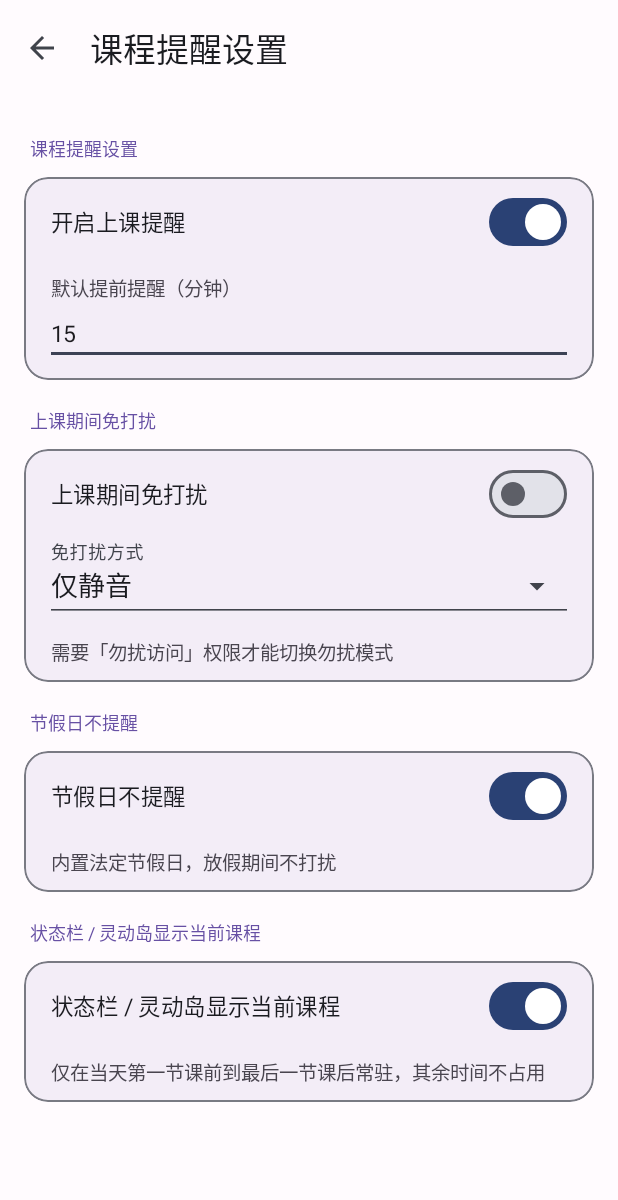
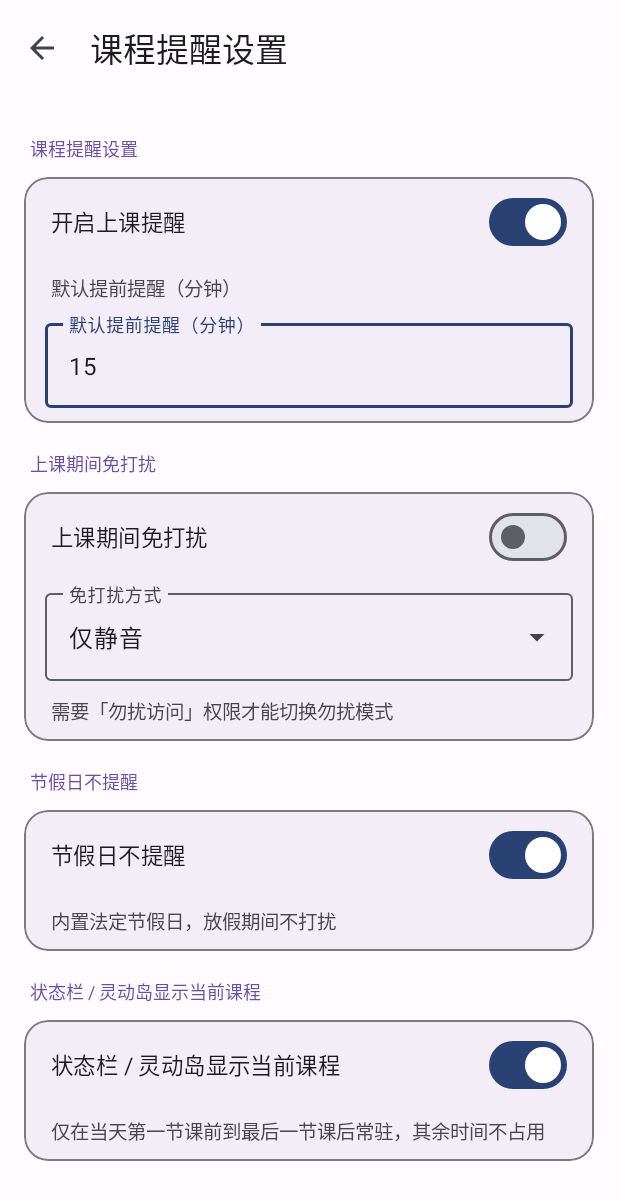
Before and after one commit to Gingmzmzx/QUTSchedule, an Android app: the ReminderSettingsActivity screen opened directly, with no data from a screen before it, on a phone screen of 412 x 824 dp. Shown: the top 1200 px of the screen. Run offline under Robolectric (Android 15) with nearby library versions, the light colour scheme and no system bars.

Commit message:
refactor: 修复旧UI

```diff
--- a/app/build.gradle
+++ b/app/build.gradle
@@ -33,7 +33,7 @@ android {
         minSdk 26
         targetSdk 36
         versionCode computedVersionCode
-        versionName "v1.2.0"
+        versionName "v1.2.1"
 
         testInstrumentationRunner "androidx.test.runner.AndroidJUnitRunner"
     }
--- a/app/src/main/java/com/netessx/qutschedule/ui/ReminderSettingsActivity.java
+++ b/app/src/main/java/com/netessx/qutschedule/ui/ReminderSettingsActivity.java
@@ -1,11 +1,11 @@
 package com.netessx.qutschedule.ui;
 
 import android.os.Bundle;
-import android.widget.EditText;
 import android.widget.LinearLayout;
 
 import androidx.annotation.Nullable;
 
+import com.google.android.material.textfield.TextInputLayout;
 import com.netessx.qutschedule.R;
 import com.netessx.qutschedule.data.ScheduleStore;
 import com.netessx.qutschedule.live.LiveUpdateService;
@@ -19,7 +19,7 @@ import java.util.Arrays;
 public class ReminderSettingsActivity extends BaseActivity {
 
     private Prefs prefs;
-    private EditText leadInput;
+    private TextInputLayout leadInput;
 
     @Override
     protected void onCreate(@Nullable Bundle savedInstanceState) {
@@ -34,7 +34,8 @@ public class ReminderSettingsActivity extends BaseActivity {
         basic.addView(SettingsUi.switchRow(this, getString(R.string.settings_reminder),
                 prefs.reminderEnabled, (button, checked) -> prefs.reminderEnabled = checked));
         basic.addView(SettingsUi.label(this, getString(R.string.reminder_lead)));
-        leadInput = SettingsUi.numberRow(this, String.valueOf(prefs.defaultReminderMinutes));
+        leadInput = SettingsUi.numberRow(this, getString(R.string.reminder_lead),
+                String.valueOf(prefs.defaultReminderMinutes));
         basic.addView(leadInput);
 
         SettingsUi.section(this, column, getString(R.string.reminder_dnd));
@@ -70,7 +71,7 @@ public class ReminderSettingsActivity extends BaseActivity {
         super.onPause();
         try {
             prefs.defaultReminderMinutes = Math.max(0,
-                    Integer.parseInt(leadInput.getText().toString().trim()));
+                    Integer.parseInt(SettingsUi.text(leadInput)));
         } catch (NumberFormatException ignored) {
             // 输入不是数字时保持原值
         }
--- a/app/src/main/java/com/netessx/qutschedule/ui/SettingsUi.java
+++ b/app/src/main/java/com/netessx/qutschedule/ui/SettingsUi.java
@@ -3,12 +3,14 @@ package com.netessx.qutschedule.ui;
 import android.content.Context;
 import android.text.InputType;
 import android.view.Gravity;
+import android.view.LayoutInflater;
 import android.view.View;
 import android.view.ViewGroup;
 import android.widget.ArrayAdapter;
 import android.widget.Button;
 import android.widget.CompoundButton;
 import android.widget.EditText;
+import android.widget.FrameLayout;
 import android.widget.FrameLayout;
 import android.widget.LinearLayout;
 import android.widget.ScrollView;
@@ -19,6 +21,7 @@ import com.google.android.material.button.MaterialButton;
 import com.google.android.material.card.MaterialCardView;
 import com.google.android.material.materialswitch.MaterialSwitch;
 import com.google.android.material.textfield.MaterialAutoCompleteTextView;
+import com.google.android.material.textfield.TextInputEditText;
 import com.google.android.material.textfield.TextInputLayout;
 import com.netessx.qutschedule.R;
 
@@ -128,24 +131,75 @@ public final class SettingsUi {
         return view;
     }
 
-    public static EditText textRow(Context ctx, String hint, String value) {
-        EditText view = new EditText(ctx);
-        view.setHint(hint);
-        view.setText(value);
-        view.setTextSize(15);
-        view.setTextColor(ctx.getColor(R.color.colorOnSurface));
-        view.setHintTextColor(ctx.getColor(R.color.colorOnSurfaceVariant));
-        view.setInputType(InputType.TYPE_CLASS_TEXT);
-        return view;
+    /** M3 描边输入框。取值用 {@link #text(TextInputLayout)}。 */
+    public static TextInputLayout textRow(Context ctx, String hint, String value) {
+        return field(ctx, hint, value, InputType.TYPE_CLASS_TEXT);
     }
 
-    public static EditText numberRow(Context ctx, String value) {
-        EditText view = new EditText(ctx);
-        view.setText(value);
-        view.setTextSize(15);
-        view.setTextColor(ctx.getColor(R.color.colorOnSurface));
-        view.setInputType(InputType.TYPE_CLASS_NUMBER);
-        return view;
+    public static TextInputLayout numberRow(Context ctx, String hint, String value) {
+        return field(ctx, hint, value, InputType.TYPE_CLASS_NUMBER);
+    }
+
+    /** 对话框里的输入框，配 {@link #dialogWrap(Context, View)} 使用。 */
+    public static TextInputLayout dialogField(Context ctx, String hint, String value) {
+        return field(ctx, hint, value, InputType.TYPE_CLASS_TEXT);
+    }
+
+    /** 回填内容。{@code TextInputLayout} 自身没有 setText，得转发给里面的输入框。 */
+    public static void setText(TextInputLayout field, String value) {
+        if (field != null && field.getEditText() != null) {
+            field.getEditText().setText(value);
+        }
+    }
+
+    /** 原样读取，不做 trim。密码这类凭据不该被静默改掉首尾字符。 */
+    public static String raw(TextInputLayout field) {
+        if (field == null || field.getEditText() == null) {
+            return "";
+        }
+        CharSequence value = field.getEditText().getText();
+        return value == null ? "" : value.toString();
+    }
+
+    /** 读取输入框内容并去掉首尾空白。 */
+    public static String text(TextInputLayout field) {
+        if (field == null || field.getEditText() == null) {
+            return "";
+        }
+        CharSequence value = field.getEditText().getText();
+        return value == null ? "" : value.toString().trim();
+    }
+
+    private static TextInputLayout field(Context ctx, String hint, String value, int inputType) {
+        // 必须从 XML 解析：代码 new 出来的控件拿不到 M3 输入框的完整样式
+        TextInputLayout layout = (TextInputLayout) LayoutInflater.from(ctx)
+                .inflate(R.layout.field_text, null, false);
+        layout.setHint(hint);
+
+        TextInputEditText edit = layout.findViewById(R.id.field_input);
+        edit.setText(value);
+        edit.setInputType(inputType);
+
+        LinearLayout.LayoutParams params = new LinearLayout.LayoutParams(
+                LinearLayout.LayoutParams.MATCH_PARENT, LinearLayout.LayoutParams.WRAP_CONTENT);
+        params.topMargin = dp(ctx, 8);
+        layout.setLayoutParams(params);
+        return layout;
+    }
+
+    /**
+     * 包一层给对话框用。
+     *
+     * <p>对话框的 {@code setView} 会按自己的容器重新生成 LayoutParams，
+     * 直接给输入框设外边距会被丢掉，所以用内边距来留白。
+     */
+    public static View dialogWrap(Context ctx, View field) {
+        FrameLayout wrapper = new FrameLayout(ctx);
+        int pad = dp(ctx, 24);
+        wrapper.setPadding(pad, dp(ctx, 8), pad, 0);
+        wrapper.addView(field, new FrameLayout.LayoutParams(
+                FrameLayout.LayoutParams.MATCH_PARENT, FrameLayout.LayoutParams.WRAP_CONTENT));
+        return wrapper;
     }
 
     /**
@@ -154,26 +208,23 @@ public final class SettingsUi {
      */
     public static TextInputLayout dropdown(Context ctx, String hint, List<String> items,
                                            int selected, final OnPicked listener) {
-        TextInputLayout layout = new TextInputLayout(ctx, null,
-                com.google.android.material.R.attr.textInputOutlinedExposedDropdownMenuStyle);
+        TextInputLayout layout = (TextInputLayout) LayoutInflater.from(ctx)
+                .inflate(R.layout.field_dropdown, null, false);
         layout.setHint(hint);
-        // 代码里构造时样式属性不一定被套用，这里把描边外观与下拉箭头显式补上
-        layout.setBoxBackgroundMode(TextInputLayout.BOX_BACKGROUND_OUTLINE);
-        layout.setEndIconMode(TextInputLayout.END_ICON_DROPDOWN_MENU);
+
+        MaterialAutoCompleteTextView field = layout.findViewById(R.id.field_input);
+        field.setInputType(InputType.TYPE_NULL);
+        // 必须用 Material 自己的 item 布局，Spinner 的布局在 M3 菜单里高度与文字颜色都不对
+        field.setAdapter(new ArrayAdapter<>(ctx,
+                com.google.android.material.R.layout.mtrl_auto_complete_simple_item, items));
+        field.setText(items.isEmpty()
+                ? "" : items.get(Math.max(0, Math.min(selected, items.size() - 1))), false);
+        field.setOnItemClickListener((parent, view, position, id) -> listener.onPicked(position));
+
         LinearLayout.LayoutParams params = new LinearLayout.LayoutParams(
                 LinearLayout.LayoutParams.MATCH_PARENT, LinearLayout.LayoutParams.WRAP_CONTENT);
         params.topMargin = dp(ctx, 8);
         layout.setLayoutParams(params);
-
-        MaterialAutoCompleteTextView field = new MaterialAutoCompleteTextView(ctx);
-        field.setInputType(InputType.TYPE_NULL);
-        // 必须用 Material 自己的 item 布局，Spinner 的布局在 M3 菜单里高度与文字颜色都不对
-        field.setAdapter(new ArrayAdapter<>(ctx,
-                com.google.android.material.R.layout.mtrl_auto_complete_simple_item, items));
-        field.setText(items.isEmpty() ? "" : items.get(Math.max(0, Math.min(selected, items.size() - 1))),
-                false);
-        field.setOnItemClickListener((parent, view, position, id) -> listener.onPicked(position));
-        layout.addView(field);
         return layout;
     }
 
--- /dev/null
+++ b/app/src/main/res/layout/field_dropdown.xml
@@ -0,0 +1,14 @@
+<?xml version="1.0" encoding="utf-8"?>
+<!-- 通用 M3 暴露式下拉模板。同样必须从 XML 解析才能拿到完整样式。 -->
+<com.google.android.material.textfield.TextInputLayout
+    xmlns:android="http://schemas.android.com/apk/res/android"
+    style="@style/Widget.Material3.TextInputLayout.OutlinedBox.ExposedDropdownMenu"
+    android:layout_width="match_parent"
+    android:layout_height="wrap_content">
+
+    <com.google.android.material.textfield.MaterialAutoCompleteTextView
+        android:id="@+id/field_input"
+        android:layout_width="match_parent"
+        android:layout_height="wrap_content"
+        android:inputType="none" />
+</com.google.android.material.textfield.TextInputLayout>
--- /dev/null
+++ b/app/src/main/res/layout/field_text.xml
@@ -0,0 +1,19 @@
+<?xml version="1.0" encoding="utf-8"?>
+<!--
+  通用 M3 描边输入框模板。
+
+  之所以放在 XML 而不是在代码里 new TextInputLayout(ctx)：单参构造器拿到的 textInputStyle
+  在 M3 主题下是 FilledBox，即使事后 setBoxBackgroundMode(OUTLINE)，内层输入框也已经按默认
+  editTextStyle 造好了，标签位置与内边距都不对。从 XML 解析才能整套套用。
+-->
+<com.google.android.material.textfield.TextInputLayout
+    xmlns:android="http://schemas.android.com/apk/res/android"
+    style="@style/Widget.Material3.TextInputLayout.OutlinedBox"
+    android:layout_width="match_parent"
+    android:layout_height="wrap_content">
+
+    <com.google.android.material.textfield.TextInputEditText
+        android:id="@+id/field_input"
+        android:layout_width="match_parent"
+        android:layout_height="wrap_content" />
+</com.google.android.material.textfield.TextInputLayout>
```
Also changed, not shown: app/src/main/java/com/netessx/qutschedule/ui/BackupActivity.java (+8 -7 lines), app/src/main/java/com/netessx/qutschedule/ui/CourseManageActivity.java (+6 -8 lines), app/src/main/java/com/netessx/qutschedule/ui/OnboardingActivity.java (+17 -17 lines), app/src/main/java/com/netessx/qutschedule/ui/SemesterListActivity.java (+6 -8 lines), app/src/main/java/com/netessx/qutschedule/ui/SettingsActivity.java (+7 -7 lines), app/src/main/java/com/netessx/qutschedule/ui/SlotSchemeActivity.java (+5 -8 lines), app/src/main/res/layout/activity_profile.xml (+78 -12 lines), 6 other files.
